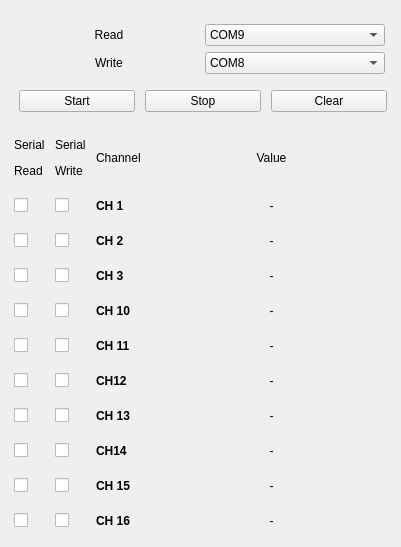
Before: the Qt Designer form main_ui.ui in Dishendramishra/microK, drawn with Qt 5.
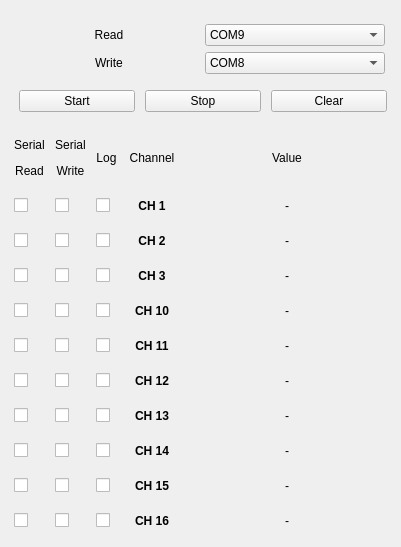
After: the same form once the commit is applied.

Commit message: added widgets for logging

```diff
--- a/main_ui.ui
+++ b/main_ui.ui
@@ -344,7 +344,7 @@
        </layout>
       </item>
       <item>
-       <layout class="QGridLayout" name="gridLayout" columnstretch="0,0,0,1">
+       <layout class="QGridLayout" name="gridLayout" columnstretch="0,0,0,0,1">
         <property name="leftMargin">
          <number>5</number>
         </property>
@@ -363,13 +363,6 @@
         <property name="verticalSpacing">
          <number>20</number>
         </property>
-        <item row="10" column="1">
-         <widget class="QCheckBox" name="chbx_write10">
-          <property name="text">
-           <string/>
-          </property>
-         </widget>
-        </item>
         <item row="8" column="1">
          <widget class="QCheckBox" name="chbx_write8">
           <property name="text">
@@ -377,26 +370,14 @@
           </property>
          </widget>
         </item>
-        <item row="5" column="2">
-         <widget class="QLabel" name="lbl_ch5">
-          <property name="font">
-           <font>
-            <weight>75</weight>
-            <bold>true</bold>
-           </font>
-          </property>
-          <property name="layoutDirection">
-           <enum>Qt::LeftToRight</enum>
-          </property>
+        <item row="10" column="1">
+         <widget class="QCheckBox" name="chbx_write10">
           <property name="text">
-           <string>CH 11</string>
-          </property>
-          <property name="alignment">
-           <set>Qt::AlignLeading|Qt::AlignLeft|Qt::AlignVCenter</set>
+           <string/>
           </property>
          </widget>
         </item>
-        <item row="10" column="2">
+        <item row="10" column="3">
          <widget class="QLabel" name="lbl_ch10">
           <property name="font">
            <font>
@@ -411,11 +392,59 @@
            <string>CH 16</string>
           </property>
           <property name="alignment">
-           <set>Qt::AlignLeading|Qt::AlignLeft|Qt::AlignVCenter</set>
+           <set>Qt::AlignCenter</set>
           </property>
          </widget>
         </item>
-        <item row="9" column="2">
+        <item row="5" column="3">
+         <widget class="QLabel" name="lbl_ch5">
+          <property name="font">
+           <font>
+            <weight>75</weight>
+            <bold>true</bold>
+           </font>
+          </property>
+          <property name="layoutDirection">
+           <enum>Qt::LeftToRight</enum>
+          </property>
+          <property name="text">
+           <string>CH 11</string>
+          </property>
+          <property name="alignment">
+           <set>Qt::AlignCenter</set>
+          </property>
+         </widget>
+        </item>
+        <item row="1" column="4">
+         <widget class="QLabel" name="lbl_ch1_val">
+          <property name="text">
+           <string>-</string>
+          </property>
+          <property name="alignment">
+           <set>Qt::AlignCenter</set>
+          </property>
+         </widget>
+        </item>
+        <item row="8" column="3">
+         <widget class="QLabel" name="lbl_ch8">
+          <property name="font">
+           <font>
+            <weight>75</weight>
+            <bold>true</bold>
+           </font>
+          </property>
+          <property name="layoutDirection">
+           <enum>Qt::LeftToRight</enum>
+          </property>
+          <property name="text">
+           <string>CH 14</string>
+          </property>
+          <property name="alignment">
+           <set>Qt::AlignCenter</set>
+          </property>
+         </widget>
+        </item>
+        <item row="9" column="3">
          <widget class="QLabel" name="lbl_ch9">
           <property name="font">
            <font>
@@ -430,11 +459,11 @@
            <string>CH 15</string>
           </property>
           <property name="alignment">
-           <set>Qt::AlignLeading|Qt::AlignLeft|Qt::AlignVCenter</set>
+           <set>Qt::AlignCenter</set>
           </property>
          </widget>
         </item>
-        <item row="4" column="2">
+        <item row="4" column="3">
          <widget class="QLabel" name="lbl_ch4">
           <property name="font">
            <font>
@@ -449,30 +478,11 @@
            <string>CH 10</string>
           </property>
           <property name="alignment">
-           <set>Qt::AlignLeading|Qt::AlignLeft|Qt::AlignVCenter</set>
+           <set>Qt::AlignCenter</set>
           </property>
          </widget>
         </item>
-        <item row="8" column="2">
-         <widget class="QLabel" name="lbl_ch8">
-          <property name="font">
-           <font>
-            <weight>75</weight>
-            <bold>true</bold>
-           </font>
-          </property>
-          <property name="layoutDirection">
-           <enum>Qt::LeftToRight</enum>
-          </property>
-          <property name="text">
-           <string>CH14</string>
-          </property>
-          <property name="alignment">
-           <set>Qt::AlignLeading|Qt::AlignLeft|Qt::AlignVCenter</set>
-          </property>
-         </widget>
-        </item>
-        <item row="3" column="2">
+        <item row="3" column="3">
          <widget class="QLabel" name="lbl_ch3">
           <property name="font">
            <font>
@@ -487,31 +497,11 @@
            <string>CH 3</string>
           </property>
           <property name="alignment">
-           <set>Qt::AlignLeading|Qt::AlignLeft|Qt::AlignVCenter</set>
-          </property>
-         </widget>
-        </item>
-        <item row="1" column="3">
-         <widget class="QLabel" name="lbl_ch1_val">
-          <property name="text">
-           <string>-</string>
-          </property>
-          <property name="alignment">
            <set>Qt::AlignCenter</set>
           </property>
          </widget>
         </item>
-        <item row="4" column="3">
-         <widget class="QLabel" name="lbl_ch4_val">
-          <property name="text">
-           <string>-</string>
-          </property>
-          <property name="alignment">
-           <set>Qt::AlignCenter</set>
-          </property>
-         </widget>
-        </item>
-        <item row="6" column="2">
+        <item row="6" column="3">
          <widget class="QLabel" name="lbl_ch6">
           <property name="font">
            <font>
@@ -523,14 +513,14 @@
            <enum>Qt::LeftToRight</enum>
           </property>
           <property name="text">
-           <string>CH12</string>
+           <string>CH 12</string>
           </property>
           <property name="alignment">
-           <set>Qt::AlignLeading|Qt::AlignLeft|Qt::AlignVCenter</set>
+           <set>Qt::AlignCenter</set>
           </property>
          </widget>
         </item>
-        <item row="3" column="3">
+        <item row="3" column="4">
          <widget class="QLabel" name="lbl_ch3_val">
           <property name="text">
            <string>-</string>
@@ -540,7 +530,17 @@
           </property>
          </widget>
         </item>
-        <item row="6" column="3">
+        <item row="4" column="4">
+         <widget class="QLabel" name="lbl_ch4_val">
+          <property name="text">
+           <string>-</string>
+          </property>
+          <property name="alignment">
+           <set>Qt::AlignCenter</set>
+          </property>
+         </widget>
+        </item>
+        <item row="6" column="4">
          <widget class="QLabel" name="lbl_ch6_val">
           <property name="text">
            <string>-</string>
@@ -550,7 +550,27 @@
           </property>
          </widget>
         </item>
-        <item row="1" column="2">
+        <item row="5" column="4">
+         <widget class="QLabel" name="lbl_ch5_val">
+          <property name="text">
+           <string>-</string>
+          </property>
+          <property name="alignment">
+           <set>Qt::AlignCenter</set>
+          </property>
+         </widget>
+        </item>
+        <item row="10" column="4">
+         <widget class="QLabel" name="lbl_ch10_val">
+          <property name="text">
+           <string>-</string>
+          </property>
+          <property name="alignment">
+           <set>Qt::AlignCenter</set>
+          </property>
+         </widget>
+        </item>
+        <item row="1" column="3">
          <widget class="QLabel" name="lbl_ch1">
           <property name="minimumSize">
            <size>
@@ -571,21 +591,11 @@
            <string>CH 1</string>
           </property>
           <property name="alignment">
-           <set>Qt::AlignLeading|Qt::AlignLeft|Qt::AlignVCenter</set>
-          </property>
-         </widget>
-        </item>
-        <item row="5" column="3">
-         <widget class="QLabel" name="lbl_ch5_val">
-          <property name="text">
-           <string>-</string>
-          </property>
-          <property name="alignment">
            <set>Qt::AlignCenter</set>
           </property>
          </widget>
         </item>
-        <item row="2" column="2">
+        <item row="2" column="3">
          <widget class="QLabel" name="lbl_ch2">
           <property name="font">
            <font>
@@ -600,31 +610,11 @@
            <string>CH 2</string>
           </property>
           <property name="alignment">
-           <set>Qt::AlignLeading|Qt::AlignLeft|Qt::AlignVCenter</set>
-          </property>
-         </widget>
-        </item>
-        <item row="10" column="3">
-         <widget class="QLabel" name="lbl_ch10_val">
-          <property name="text">
-           <string>-</string>
-          </property>
-          <property name="alignment">
            <set>Qt::AlignCenter</set>
           </property>
          </widget>
         </item>
-        <item row="9" column="3">
-         <widget class="QLabel" name="lbl_ch9_val">
-          <property name="text">
-           <string>-</string>
-          </property>
-          <property name="alignment">
-           <set>Qt::AlignCenter</set>
-          </property>
-         </widget>
-        </item>
-        <item row="7" column="2">
+        <item row="7" column="3">
          <widget class="QLabel" name="lbl_ch7">
           <property name="font">
            <font>
@@ -639,7 +629,14 @@
            <string>CH 13</string>
           </property>
           <property name="alignment">
-           <set>Qt::AlignLeading|Qt::AlignLeft|Qt::AlignVCenter</set>
+           <set>Qt::AlignCenter</set>
+          </property>
+         </widget>
+        </item>
+        <item row="2" column="0">
+         <widget class="QCheckBox" name="chbx_read2">
+          <property name="text">
+           <string/>
           </property>
          </widget>
         </item>
@@ -650,7 +647,17 @@
           </property>
          </widget>
         </item>
-        <item row="7" column="3">
+        <item row="9" column="4">
+         <widget class="QLabel" name="lbl_ch9_val">
+          <property name="text">
+           <string>-</string>
+          </property>
+          <property name="alignment">
+           <set>Qt::AlignCenter</set>
+          </property>
+         </widget>
+        </item>
+        <item row="7" column="4">
          <widget class="QLabel" name="lbl_ch7_val">
           <property name="text">
            <string>-</string>
@@ -660,24 +667,14 @@
           </property>
          </widget>
         </item>
-        <item row="2" column="0">
-         <widget class="QCheckBox" name="chbx_read2">
+        <item row="6" column="0">
+         <widget class="QCheckBox" name="chbx_read6">
           <property name="text">
            <string/>
           </property>
          </widget>
         </item>
-        <item row="8" column="3">
-         <widget class="QLabel" name="lbl_ch8_val">
-          <property name="text">
-           <string>-</string>
-          </property>
-          <property name="alignment">
-           <set>Qt::AlignCenter</set>
-          </property>
-         </widget>
-        </item>
-        <item row="2" column="3">
+        <item row="2" column="4">
          <widget class="QLabel" name="lbl_ch2_val">
           <property name="text">
            <string>-</string>
@@ -687,6 +684,16 @@
           </property>
          </widget>
         </item>
+        <item row="8" column="4">
+         <widget class="QLabel" name="lbl_ch8_val">
+          <property name="text">
+           <string>-</string>
+          </property>
+          <property name="alignment">
+           <set>Qt::AlignCenter</set>
+          </property>
+         </widget>
+        </item>
         <item row="5" column="0">
          <widget class="QCheckBox" name="chbx_read5">
           <property name="text">
@@ -701,8 +708,15 @@
           </property>
          </widget>
         </item>
-        <item row="6" column="0">
-         <widget class="QCheckBox" name="chbx_read6">
+        <item row="9" column="1">
+         <widget class="QCheckBox" name="chbx_write9">
+          <property name="text">
+           <string/>
+          </property>
+         </widget>
+        </item>
+        <item row="10" column="0">
+         <widget class="QCheckBox" name="chbx_read10">
           <property name="text">
            <string/>
           </property>
@@ -722,20 +736,6 @@
           </property>
          </widget>
         </item>
-        <item row="9" column="0">
-         <widget class="QCheckBox" name="chbx_read9">
-          <property name="text">
-           <string/>
-          </property>
-         </widget>
-        </item>
-        <item row="10" column="0">
-         <widget class="QCheckBox" name="chbx_read10">
-          <property name="text">
-           <string/>
-          </property>
-         </widget>
-        </item>
         <item row="8" column="0">
          <widget class="QCheckBox" name="chbx_read8">
           <property name="text">
@@ -743,22 +743,8 @@
           </property>
          </widget>
         </item>
-        <item row="9" column="1">
-         <widget class="QCheckBox" name="chbx_write9">
-          <property name="text">
-           <string/>
-          </property>
-         </widget>
-        </item>
-        <item row="1" column="1">
-         <widget class="QCheckBox" name="chbx_write1">
-          <property name="text">
-           <string/>
-          </property>
-         </widget>
-        </item>
-        <item row="2" column="1">
-         <widget class="QCheckBox" name="chbx_write2">
+        <item row="9" column="0">
+         <widget class="QCheckBox" name="chbx_read9">
           <property name="text">
            <string/>
           </property>
@@ -771,13 +757,6 @@
           </property>
          </widget>
         </item>
-        <item row="3" column="1">
-         <widget class="QCheckBox" name="chbx_write3">
-          <property name="text">
-           <string/>
-          </property>
-         </widget>
-        </item>
         <item row="5" column="1">
          <widget class="QCheckBox" name="chbx_write5">
           <property name="text">
@@ -785,6 +764,37 @@
           </property>
          </widget>
         </item>
+        <item row="2" column="1">
+         <widget class="QCheckBox" name="chbx_write2">
+          <property name="text">
+           <string/>
+          </property>
+         </widget>
+        </item>
+        <item row="1" column="1">
+         <widget class="QCheckBox" name="chbx_write1">
+          <property name="text">
+           <string/>
+          </property>
+         </widget>
+        </item>
+        <item row="3" column="1">
+         <widget class="QCheckBox" name="chbx_write3">
+          <property name="text">
+           <string/>
+          </property>
+         </widget>
+        </item>
+        <item row="0" column="3">
+         <widget class="QLabel" name="label_3">
+          <property name="text">
+           <string>Channel</string>
+          </property>
+          <property name="alignment">
+           <set>Qt::AlignCenter</set>
+          </property>
+         </widget>
+        </item>
         <item row="4" column="1">
          <widget class="QCheckBox" name="chbx_write4">
           <property name="text">
@@ -792,6 +802,16 @@
           </property>
          </widget>
         </item>
+        <item row="0" column="1">
+         <widget class="QLabel" name="label_2">
+          <property name="text">
+           <string>&lt;html&gt;&lt;head/&gt;&lt;body&gt;&lt;p&gt;Serial&lt;/p&gt;&lt;p&gt;Write&lt;/p&gt;&lt;/body&gt;&lt;/html&gt;</string>
+          </property>
+          <property name="alignment">
+           <set>Qt::AlignCenter</set>
+          </property>
+         </widget>
+        </item>
         <item row="6" column="1">
          <widget class="QCheckBox" name="chbx_write6">
           <property name="text">
@@ -804,23 +824,12 @@
           <property name="text">
            <string>&lt;html&gt;&lt;head/&gt;&lt;body&gt;&lt;p&gt;Serial&lt;/p&gt;&lt;p&gt;Read&lt;/p&gt;&lt;/body&gt;&lt;/html&gt;</string>
           </property>
-         </widget>
-        </item>
-        <item row="0" column="1">
-         <widget class="QLabel" name="label_2">
-          <property name="text">
-           <string>&lt;html&gt;&lt;head/&gt;&lt;body&gt;&lt;p&gt;Serial&lt;/p&gt;&lt;p&gt;Write&lt;/p&gt;&lt;/body&gt;&lt;/html&gt;</string>
+          <property name="alignment">
+           <set>Qt::AlignCenter</set>
           </property>
          </widget>
         </item>
-        <item row="0" column="2">
-         <widget class="QLabel" name="label_3">
-          <property name="text">
-           <string>Channel</string>
-          </property>
-         </widget>
-        </item>
-        <item row="0" column="3">
+        <item row="0" column="4">
          <widget class="QLabel" name="label_4">
           <property name="text">
            <string>Value</string>
@@ -830,6 +839,86 @@
           </property>
          </widget>
         </item>
+        <item row="0" column="2">
+         <widget class="QLabel" name="label_5">
+          <property name="text">
+           <string>&lt;html&gt;&lt;head/&gt;&lt;body&gt;&lt;p&gt;Log&lt;/p&gt;&lt;/body&gt;&lt;/html&gt;</string>
+          </property>
+          <property name="alignment">
+           <set>Qt::AlignCenter</set>
+          </property>
+         </widget>
+        </item>
+        <item row="1" column="2">
+         <widget class="QCheckBox" name="chbx_log1">
+          <property name="text">
+           <string/>
+          </property>
+         </widget>
+        </item>
+        <item row="2" column="2">
+         <widget class="QCheckBox" name="chbx_log">
+          <property name="text">
+           <string/>
+          </property>
+         </widget>
+        </item>
+        <item row="3" column="2">
+         <widget class="QCheckBox" name="chbx_log3">
+          <property name="text">
+           <string/>
+          </property>
+         </widget>
+        </item>
+        <item row="4" column="2">
+         <widget class="QCheckBox" name="chbx_log4">
+          <property name="text">
+           <string/>
+          </property>
+         </widget>
+        </item>
+        <item row="5" column="2">
+         <widget class="QCheckBox" name="chbx_log5">
+          <property name="text">
+           <string/>
+          </property>
+         </widget>
+        </item>
+        <item row="6" column="2">
+         <widget class="QCheckBox" name="chbx_log6">
+          <property name="text">
+           <string/>
+          </property>
+         </widget>
+        </item>
+        <item row="7" column="2">
+         <widget class="QCheckBox" name="chbx_log7">
+          <property name="text">
+           <string/>
+          </property>
+         </widget>
+        </item>
+        <item row="8" column="2">
+         <widget class="QCheckBox" name="chbx_log_2">
+          <property name="text">
+           <string/>
+          </property>
+         </widget>
+        </item>
+        <item row="9" column="2">
+         <widget class="QCheckBox" name="chbx_log_3">
+          <property name="text">
+           <string/>
+          </property>
+         </widget>
+        </item>
+        <item row="10" column="2">
+         <widget class="QCheckBox" name="chbx_log10">
+          <property name="text">
+           <string/>
+          </property>
+         </widget>
+        </item>
        </layout>
       </item>
      </layout>
```
